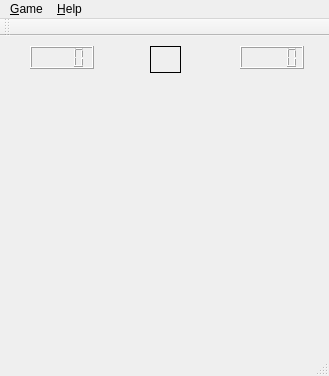
JalPaca/Minesweeper, file Minesweeper/mainwindow.ui: the form before one commit.
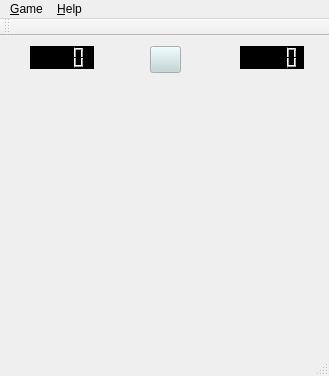
The form after the commit. Icons and pictures are not drawn.

Diff of the .ui file:
```diff
--- a/Minesweeper/mainwindow.ui
+++ b/Minesweeper/mainwindow.ui
@@ -51,9 +51,7 @@
    <string>MineSweeper</string>
   </property>
   <property name="styleSheet">
-   <string notr="true">QPushButton{
-	border: 1px solid black;
-}</string>
+   <string notr="true"/>
   </property>
   <widget class="QWidget" name="centralWidget">
    <widget class="QWidget" name="gridLayoutWidget">
@@ -80,11 +78,18 @@
       <height>23</height>
      </rect>
     </property>
+    <property name="styleSheet">
+     <string notr="true">QLCDNumber {
+	background-color: black;
+	color: red;
+	foreground-color: red;
+}</string>
+    </property>
     <property name="frameShadow">
      <enum>QFrame::Raised</enum>
     </property>
     <property name="segmentStyle">
-     <enum>QLCDNumber::Filled</enum>
+     <enum>QLCDNumber::Outline</enum>
     </property>
    </widget>
    <widget class="QLCDNumber" name="lcdFlagCount">
@@ -102,6 +107,13 @@
     <property name="autoFillBackground">
      <bool>false</bool>
     </property>
+    <property name="styleSheet">
+     <string notr="true">QLCDNumber {
+	background-color: black;
+	border: 1px;
+	color: red;
+}</string>
+    </property>
     <property name="smallDecimalPoint">
      <bool>true</bool>
     </property>
```
Left out of the diff: 2 changed lines with no effect on the pictures.
